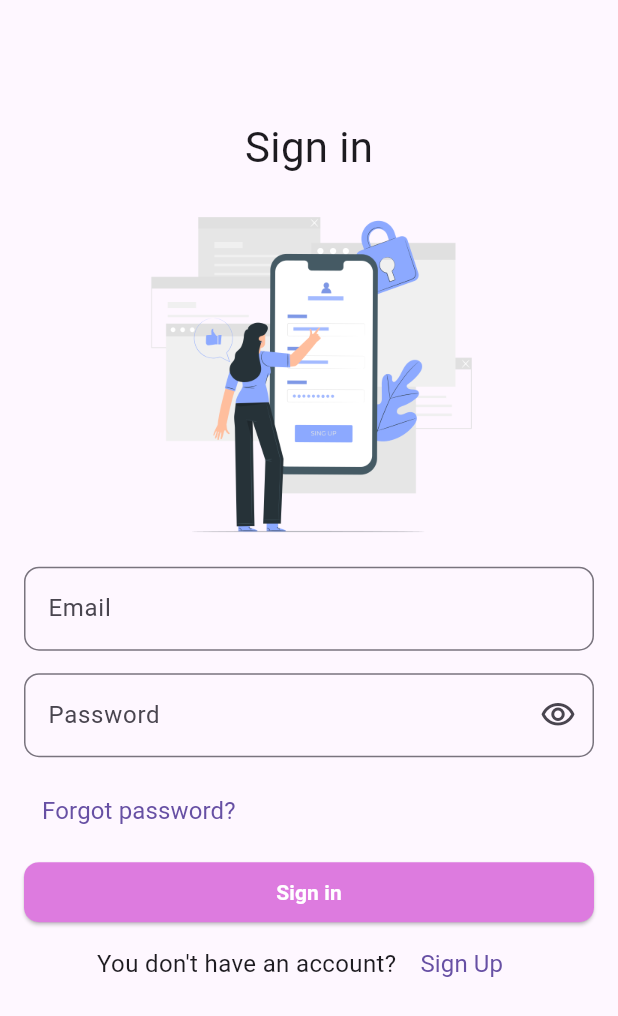
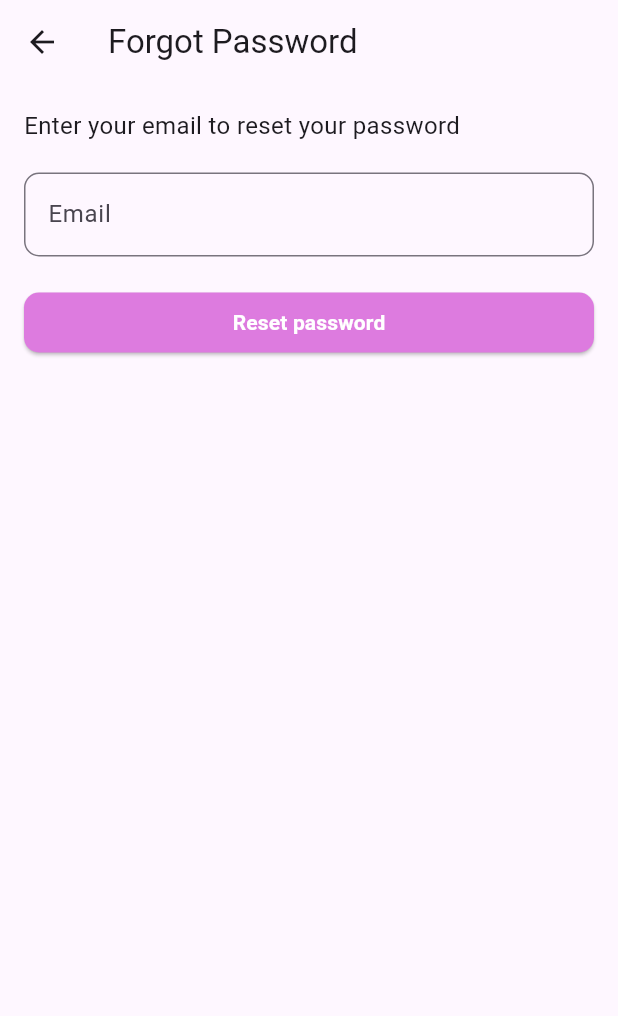
Before and after one commit to rimabenticha/Notary, a Flutter app: the screen it shows after launch, after a tap on "Forgot password?", on a phone screen of 412 x 824 dp. Shown: the top 1016 px of the screen. Run offline on Flutter 3.47's test engine with Material 3 defaults, Android fonts, the phone set to English and light mode, and no system bars; our stand-ins replace cloud_firestore, dartz, dio, equatable, firebase_auth, firebase_core and 5 more; accounts and stored records are empty.

Commit message:
added forgot password screen

```diff
--- a/analysis_options.yaml
+++ b/analysis_options.yaml
@@ -21,6 +21,9 @@ linter:
   # `// ignore_for_file: name_of_lint` syntax on the line or in the file
   # producing the lint.
   rules:
+    prefer_const_constructors: true
+    prefer_const_literals_to_create_immutables: true
+    prefer_const_declarations: true
     # avoid_print: false  # Uncomment to disable the `avoid_print` rule
     # prefer_single_quotes: true  # Uncomment to enable the `prefer_single_quotes` rule
 
--- a/lib/core/utils/app_router.dart
+++ b/lib/core/utils/app_router.dart
@@ -3,6 +3,7 @@ import 'dart:async';
 import 'package:flutter/material.dart';
 import 'package:go_router/go_router.dart';
 import 'package:noteary/features/auth/presentation/manager/auth_cubit/auth_cubit.dart';
+import 'package:noteary/features/auth/presentation/views/forgot_password_screen.dart';
 import 'package:noteary/features/auth/presentation/views/signin_screen.dart';
 import 'package:noteary/features/auth/presentation/views/signup_screen.dart';
 import 'package:noteary/features/home/presentation/views/home_screen.dart';
@@ -23,6 +24,7 @@ abstract class AppRouter {
   static const String kPersonalDataScreen = '/personalDataScreen';
   static const String kPasswordScreen = '/passwordScreen';
   static const String kContactUsScreen = '/contactUsScreen';
+  static const String kForgotPasswordScreen = '/forgotPasswordScreen';
 
   static AuthCubit? _authCubit;
   static void initialize(AuthCubit authCubit) {
@@ -48,9 +50,9 @@ abstract class AppRouter {
       }
 
       if (authState is Unauthenticated) {
-        if (currentLocation != kSignInScreen && currentLocation != kSignUpScreen
-        // && currentLocation != kForgotPasswordScreen
-        ) {
+        if (currentLocation != kSignInScreen &&
+            currentLocation != kSignUpScreen &&
+            currentLocation != kForgotPasswordScreen) {
           return kSignInScreen;
         }
       }
@@ -94,6 +96,10 @@ abstract class AppRouter {
         path: kContactUsScreen,
         builder: (context, state) => const ContactUsScreen(),
       ),
+      GoRoute(
+        path: kForgotPasswordScreen,
+        builder: (context, state) => const ForgotPasswordScreen(),
+      ),
     ],
   );
 }
--- /dev/null
+++ b/lib/features/auth/presentation/views/forgot_password_screen.dart
@@ -0,0 +1,14 @@
+import 'package:flutter/material.dart';
+import 'package:noteary/features/auth/presentation/views/widgets/forgot_password_screen_body.dart';
+
+class ForgotPasswordScreen extends StatelessWidget {
+  const ForgotPasswordScreen({super.key});
+
+  @override
+  Widget build(BuildContext context) {
+    return Scaffold(
+      appBar: AppBar(title: Text('Forgot Password')),
+      body: ForgotPasswordScreenBody(),
+    );
+  }
+}
--- /dev/null
+++ b/lib/features/auth/presentation/views/widgets/forgot_password_screen_body.dart
@@ -0,0 +1,72 @@
+import 'package:flutter/material.dart';
+import 'package:noteary/core/styles/sizes.dart';
+import 'package:noteary/core/styles/styles.dart';
+import 'package:noteary/core/widgets/custom_elevated_button.dart';
+import 'package:noteary/core/widgets/custom_text_form_field.dart';
+
+class ForgotPasswordScreenBody extends StatefulWidget {
+  const ForgotPasswordScreenBody({super.key});
+
+  @override
+  State<ForgotPasswordScreenBody> createState() =>
+      _ForgotPasswordScreenBodyState();
+}
+
+class _ForgotPasswordScreenBodyState extends State<ForgotPasswordScreenBody> {
+  final TextEditingController emailController = TextEditingController();
+  final GlobalKey<FormState> _formKey = GlobalKey<FormState>();
+
+  @override
+  void dispose() {
+    emailController.dispose();
+    super.dispose();
+  }
+
+  @override
+  Widget build(BuildContext context) {
+    return SingleChildScrollView(
+      padding: kPadd16,
+      child: Column(
+        crossAxisAlignment: CrossAxisAlignment.start,
+        children: [
+          const Text(
+            'Enter your email to reset your password',
+            style: Styles.textStyle16,
+          ),
+          const SizedBox(height: 20),
+          Form(
+            key: _formKey,
+            child: Center(
+              child: Column(
+                children: [
+                  CustomTextFormField(
+                    maxLines: 1,
+                    keyboardType: TextInputType.emailAddress,
+                    textController: emailController,
+                    label: 'Email',
+                    hintText: 'Email',
+                    warningText: 'Please enter your email!',
+                  ),
+
+                  const SizedBox(height: 20),
+
+                  CustomElevatedButton(
+                    label: 'Reset password',
+                    onPressed: () {
+                      final bool isValid = _formKey.currentState!.validate();
+                      if (isValid) {
+                        // context.read<AuthCubit>().resetPassword(
+                        //   email: emailController.text.trim(),
+                        // );
+                      }
+                    },
+                  ),
+                ],
+              ),
+            ),
+          ),
+        ],
+      ),
+    );
+  }
+}
--- a/lib/features/auth/presentation/views/widgets/sign_in_form.dart
+++ b/lib/features/auth/presentation/views/widgets/sign_in_form.dart
@@ -2,6 +2,7 @@ import 'package:flutter/material.dart';
 import 'package:flutter_bloc/flutter_bloc.dart';
 import 'package:go_router/go_router.dart';
 import 'package:noteary/core/styles/styles.dart';
+import 'package:noteary/core/utils/app_router.dart';
 import 'package:noteary/core/utils/functions/custom_snack_bar.dart';
 import 'package:noteary/core/widgets/custom_elevated_button.dart';
 import 'package:noteary/core/widgets/custom_password_text_field.dart';
@@ -76,7 +77,7 @@ class _SignInFormState extends State<SignInForm> {
             Align(
               alignment: Alignment.centerLeft,
               child: TextButton(
-                onPressed: () {},
+                onPressed: () => context.push(AppRouter.kForgotPasswordScreen),
                 child: const Text(
                   'Forgot password?',
                   style: Styles.textStyle16,
```
Also changed, not shown: 1 other file.
